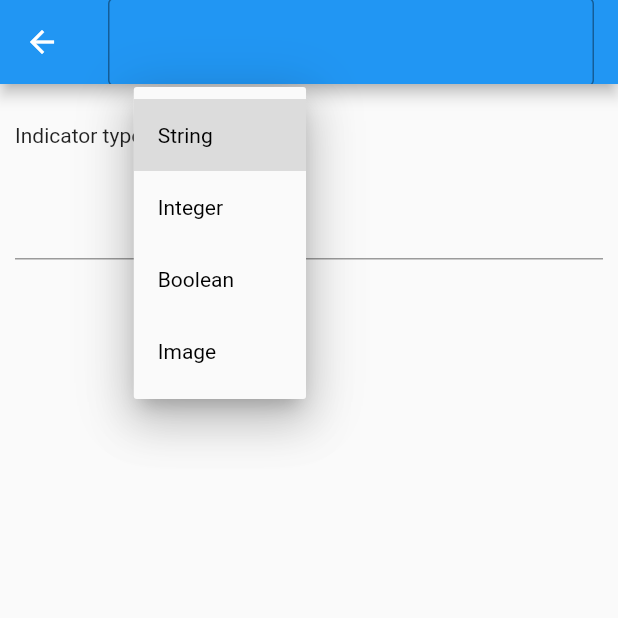
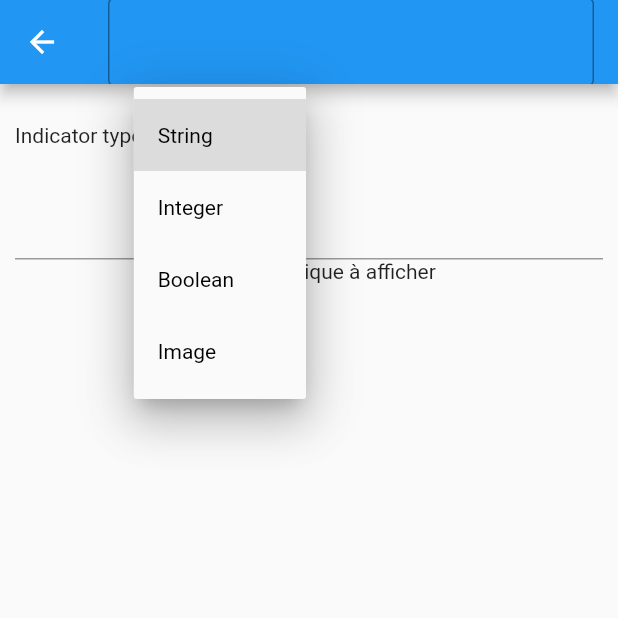
Before and after one commit to theogllrd/suiviDeuzyV2, a Flutter app: the editIndicator screen opened directly with empty values, after a tap on the "keyboard arrow down" icon, on a phone screen of 412 x 824 dp, the top half of it. Run offline on Flutter 3.47's test engine with Material 2 defaults, Android fonts, the phone set to English and light mode, and no system bars; our stand-ins replace charts_flutter, sqflite; accounts and stored records are empty.

Commit message:
graphique avec donnees en mock ajoute

```diff
--- a/lib/screens/editIndicator.dart
+++ b/lib/screens/editIndicator.dart
@@ -3,6 +3,7 @@ import 'package:flutter/material.dart';
 import 'package:suivideuzy/database/Indicator.dart';
 import 'package:suivideuzy/database/Value.dart';
 import 'package:suivideuzy/database/db_helper.dart';
+import 'package:suivideuzy/screens/lineGraph.dart';
 
 class editIndicator extends StatefulWidget {
   final Indicator currentIndicator;
@@ -32,6 +33,14 @@ class _editIndicatorState extends State<editIndicator> {
 
   String dataValue;
   bool isValueChanged = false;
+
+  bool chart = true;
+  final dataTEST = [
+    new TimeSeriesSales(new DateTime(2020, 6, 2), 2),
+    new TimeSeriesSales(new DateTime(2020, 6, 3), 3),
+    new TimeSeriesSales(new DateTime(2020, 6, 4), 1),
+    new TimeSeriesSales(new DateTime(2020, 6, 5), 3),
+  ];
 
   // pour acceder a la bdd
   var dbHelper;
@@ -103,6 +112,18 @@ class _editIndicatorState extends State<editIndicator> {
                   labelText: widget.currentValue,
                 ),
               ),
+              Container(
+                  child:
+                      chart == true && widget.currentIndicator.type == 'Integer'
+                          ? Expanded(
+                              flex: 5,
+                              child: Padding(
+                                  padding: EdgeInsets.all(16.0),
+                                  child: SimpleTimeSeriesChart.withSampleData(
+                                      dataTEST)))
+                          : Container(
+                              padding: EdgeInsets.symmetric(horizontal: 30.0),
+                              child: Text("Pas de graphique à afficher"))),
             ],
           )),
       floatingActionButton: FloatingActionButton(
--- a/pubspec.yaml
+++ b/pubspec.yaml
@@ -17,6 +17,8 @@ environment:
   sdk: ">=2.2.2 <3.0.0"
 
 dependencies:
+  charts_common: ^0.8.1
+  charts_flutter: ^0.8.1
   flutter:
     sdk: flutter
   sqflite:
```
Also changed, not shown: lib/screens/lineGraph.dart (added, +60 -0 lines), pubspec.lock.
